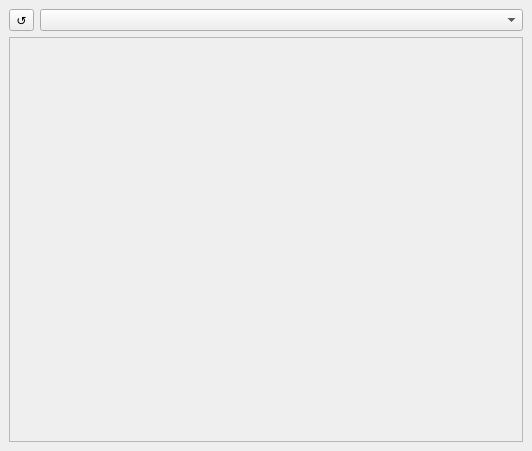
Before: the Qt Designer form app/mainwindow.ui in rsanjuan87/FUP, drawn with Qt 5.
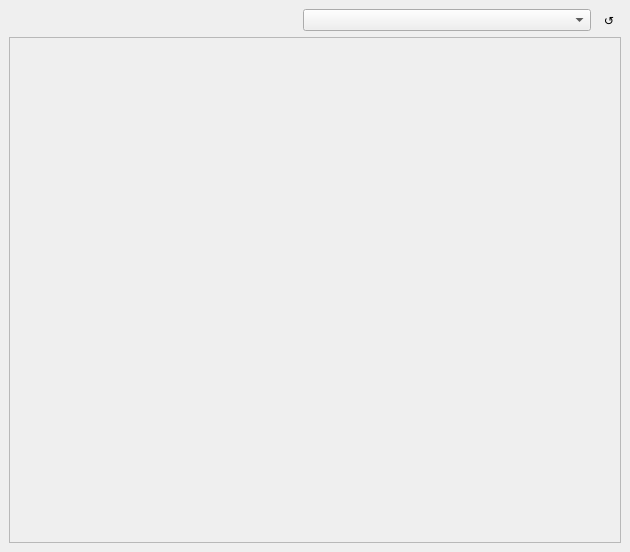
After: the same form once the commit is applied. Icons and pictures are not drawn.

Diff of the .ui file:
```diff
--- a/app/mainwindow.ui
+++ b/app/mainwindow.ui
@@ -6,8 +6,8 @@
    <rect>
     <x>0</x>
     <y>0</y>
-    <width>532</width>
-    <height>451</height>
+    <width>630</width>
+    <height>552</height>
    </rect>
   </property>
   <property name="windowTitle">
@@ -21,8 +21,34 @@
    <property name="enabled">
     <bool>true</bool>
    </property>
+   <property name="styleSheet">
+    <string notr="true">QToolButton {
+    background-color: transparent;
+    border-radius: 10px;
+    border: 2px solid transparent;
+}
+
+QToolButton:hover {
+    background-color: rgba(palette(highlight).red(), palette(highlight).green(), palette(highlight).blue(), 250); /* Color de selección semitransparente */
+    border: 2px solid palette(highlight); /* Color de borde */
+}
+
+QToolButton:focus {
+    background-color: rgba(palette(highlight).red(), palette(highlight).green(), palette(highlight).blue(), 250); /* Color de selección semitransparente */
+    border: 2px solid palette(highlight); /* Color de borde */
+}
+
+QToolButton:pressed {
+    background-color: palette(highlight); /* Color de selección completo */
+    border: 2px solid palette(highlight); /* Color de borde */
+}
+</string>
+   </property>
    <layout class="QGridLayout" name="gridLayout">
-    <item row="0" column="0">
+    <item row="0" column="1">
+     <widget class="QComboBox" name="devices"/>
+    </item>
+    <item row="0" column="2">
      <widget class="QToolButton" name="toolButton">
       <property name="text">
        <string>↺</string>
@@ -32,10 +58,7 @@
       </property>
      </widget>
     </item>
-    <item row="0" column="1">
-     <widget class="QComboBox" name="devices"/>
-    </item>
-    <item row="1" column="0" colspan="2">
+    <item row="1" column="0" colspan="3">
      <widget class="QScrollArea" name="scrollArea">
       <property name="widgetResizable">
        <bool>true</bool>
@@ -45,8 +68,8 @@
         <rect>
          <x>0</x>
          <y>0</y>
-         <width>506</width>
-         <height>389</height>
+         <width>604</width>
+         <height>490</height>
         </rect>
        </property>
        <property name="styleSheet">
```
Left out of the diff: 8 changed lines with no effect on the pictures.
